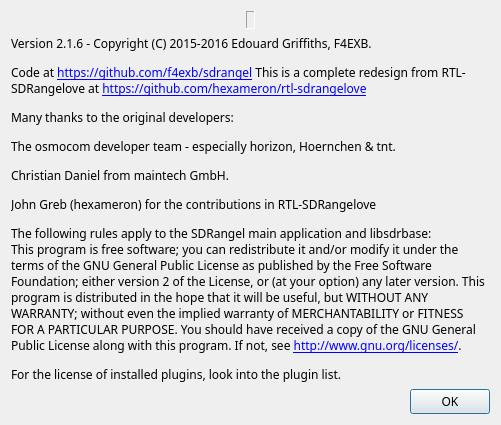
Old version of the form sdrbase/gui/aboutdialog.ui in the repository f4exb/sdrangel.
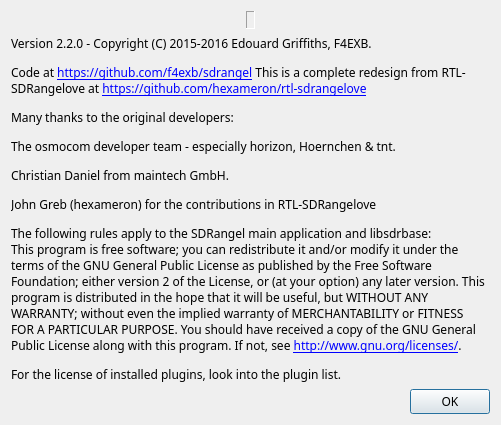
New version of the form. Icons and pictures are not drawn.

Commit message: Tx ph.1: Bumped to version 2.2.0

```diff
--- a/sdrbase/gui/aboutdialog.ui
+++ b/sdrbase/gui/aboutdialog.ui
@@ -84,7 +84,7 @@
    <item>
     <widget class="QLabel" name="label_2">
      <property name="text">
-      <string>&lt;html&gt;&lt;head/&gt;&lt;body&gt;&lt;p&gt;Version 2.1.6 - Copyright (C) 2015-2016 Edouard Griffiths, F4EXB. &lt;/p&gt;&lt;p&gt;Code at &lt;a href=&quot;https://github.com/f4exb/sdrangel&quot;&gt;&lt;span style=&quot; text-decoration: underline; color:#0000ff;&quot;&gt;https://github.com/f4exb/sdrangel&lt;/span&gt;&lt;/a&gt; This is a complete redesign from RTL-SDRangelove at &lt;a href=&quot;https://github.com/hexameron/rtl-sdrangelove&quot;&gt;&lt;span style=&quot; text-decoration: underline; color:#0000ff;&quot;&gt;https://github.com/hexameron/rtl-sdrangelove&lt;/span&gt;&lt;/a&gt;&lt;/p&gt;&lt;p&gt;Many thanks to the original developers:&lt;/p&gt;&lt;p&gt;The osmocom developer team - especially horizon, Hoernchen &amp;amp; tnt.&lt;/p&gt;&lt;p&gt;Christian Daniel from maintech GmbH.&lt;/p&gt;&lt;p&gt;John Greb (hexameron) for the contributions in RTL-SDRangelove&lt;/p&gt;&lt;p&gt;The following rules apply to the SDRangel main application and libsdrbase:&lt;br/&gt;This program is free software; you can redistribute it and/or modify it under the terms of the GNU General Public License as published by the Free Software Foundation; either version 2 of the License, or (at your option) any later version. This program is distributed in the hope that it will be useful, but WITHOUT ANY WARRANTY; without even the implied warranty of MERCHANTABILITY or FITNESS FOR A PARTICULAR PURPOSE. You should have received a copy of the GNU General Public License along with this program. If not, see &lt;a href=&quot;http://www.gnu.org/licenses/&quot;&gt;&lt;span style=&quot; text-decoration: underline; color:#0000ff;&quot;&gt;http://www.gnu.org/licenses/&lt;/span&gt;&lt;/a&gt;.&lt;/p&gt;&lt;p&gt;For the license of installed plugins, look into the plugin list.&lt;/p&gt;&lt;/body&gt;&lt;/html&gt;</string>
+      <string>&lt;html&gt;&lt;head/&gt;&lt;body&gt;&lt;p&gt;Version 2.2.0 - Copyright (C) 2015-2016 Edouard Griffiths, F4EXB. &lt;/p&gt;&lt;p&gt;Code at &lt;a href=&quot;https://github.com/f4exb/sdrangel&quot;&gt;&lt;span style=&quot; text-decoration: underline; color:#0000ff;&quot;&gt;https://github.com/f4exb/sdrangel&lt;/span&gt;&lt;/a&gt; This is a complete redesign from RTL-SDRangelove at &lt;a href=&quot;https://github.com/hexameron/rtl-sdrangelove&quot;&gt;&lt;span style=&quot; text-decoration: underline; color:#0000ff;&quot;&gt;https://github.com/hexameron/rtl-sdrangelove&lt;/span&gt;&lt;/a&gt;&lt;/p&gt;&lt;p&gt;Many thanks to the original developers:&lt;/p&gt;&lt;p&gt;The osmocom developer team - especially horizon, Hoernchen &amp;amp; tnt.&lt;/p&gt;&lt;p&gt;Christian Daniel from maintech GmbH.&lt;/p&gt;&lt;p&gt;John Greb (hexameron) for the contributions in RTL-SDRangelove&lt;/p&gt;&lt;p&gt;The following rules apply to the SDRangel main application and libsdrbase:&lt;br/&gt;This program is free software; you can redistribute it and/or modify it under the terms of the GNU General Public License as published by the Free Software Foundation; either version 2 of the License, or (at your option) any later version. This program is distributed in the hope that it will be useful, but WITHOUT ANY WARRANTY; without even the implied warranty of MERCHANTABILITY or FITNESS FOR A PARTICULAR PURPOSE. You should have received a copy of the GNU General Public License along with this program. If not, see &lt;a href=&quot;http://www.gnu.org/licenses/&quot;&gt;&lt;span style=&quot; text-decoration: underline; color:#0000ff;&quot;&gt;http://www.gnu.org/licenses/&lt;/span&gt;&lt;/a&gt;.&lt;/p&gt;&lt;p&gt;For the license of installed plugins, look into the plugin list.&lt;/p&gt;&lt;/body&gt;&lt;/html&gt;</string>
      </property>
      <property name="wordWrap">
       <bool>true</bool>
```
The commit also changes 1 other file.
